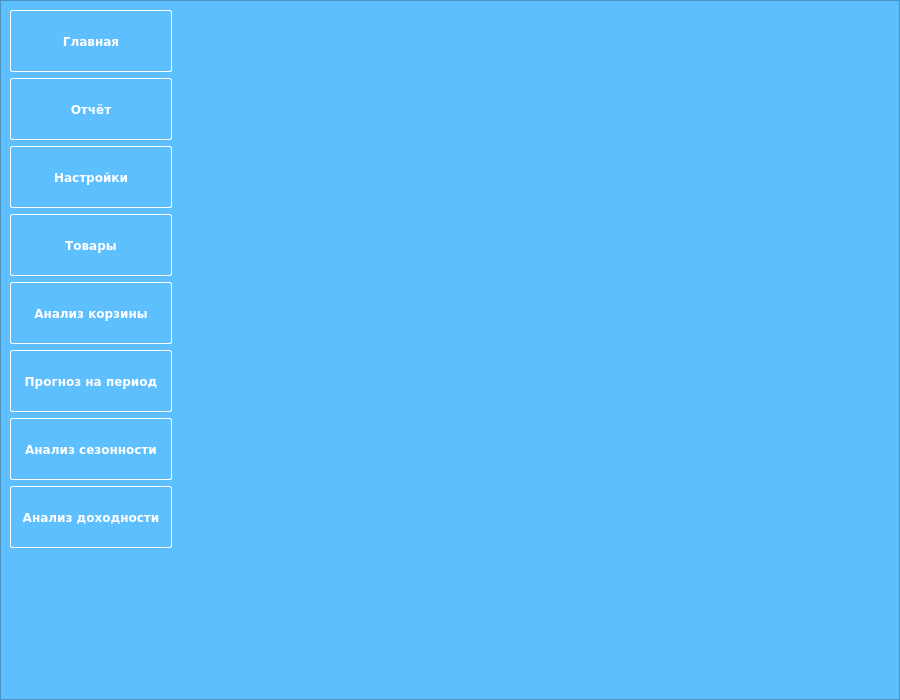
Above: design_dev.ui from miptivan/data_desktop before the change. Below: the same form after it.
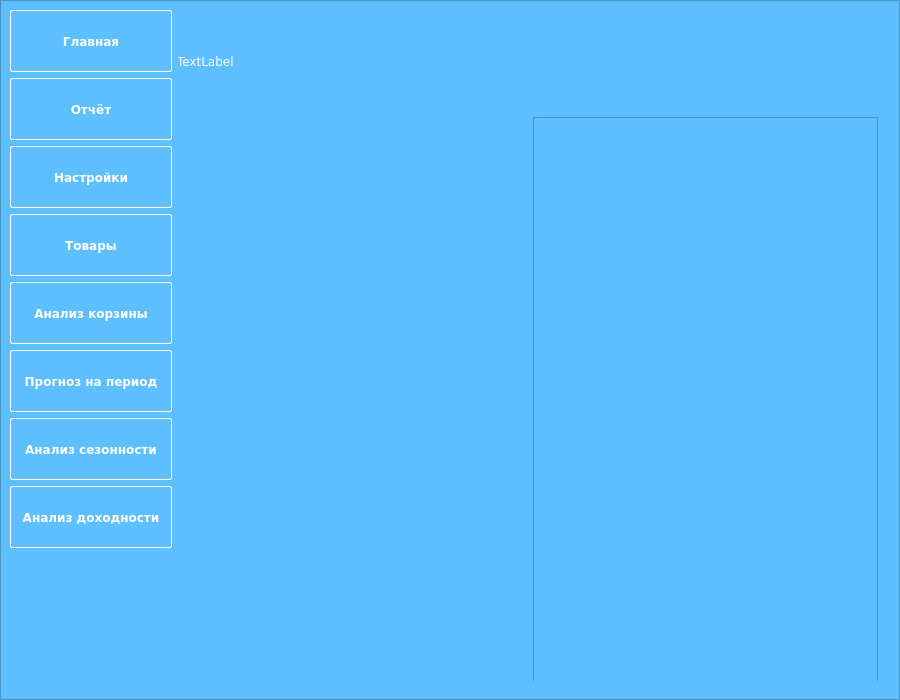
That is the form after the change. The open tabs and pages were chosen to show the change. Custom widgets are drawn as their Qt base class.

```diff
--- a/design_dev.ui
+++ b/design_dev.ui
@@ -1349,7 +1349,50 @@
           </item>
          </layout>
         </widget>
-        <widget class="QWidget" name="season_subpage"/>
+        <widget class="QWidget" name="season_subpage">
+         <widget class="QWidget" name="verticalLayoutWidget">
+          <property name="geometry">
+           <rect>
+            <x>-1</x>
+            <y>0</y>
+            <width>701</width>
+            <height>671</height>
+           </rect>
+          </property>
+          <layout class="QVBoxLayout" name="verticalLayout_8">
+           <item>
+            <widget class="QLabel" name="label_21">
+             <property name="minimumSize">
+              <size>
+               <width>200</width>
+               <height>100</height>
+              </size>
+             </property>
+             <property name="text">
+              <string>TextLabel</string>
+             </property>
+            </widget>
+           </item>
+           <item>
+            <layout class="QHBoxLayout" name="horizontalLayout_12">
+             <item>
+              <widget class="QWidget" name="widget_2" native="true">
+               <property name="minimumSize">
+                <size>
+                 <width>350</width>
+                 <height>0</height>
+                </size>
+               </property>
+              </widget>
+             </item>
+             <item>
+              <widget class="QTableWidget" name="tableWidget_8"/>
+             </item>
+            </layout>
+           </item>
+          </layout>
+         </widget>
+        </widget>
         <widget class="QWidget" name="abc_analysis">
          <widget class="QLabel" name="label_18">
           <property name="geometry">
```
Left out of the diff: 4 changed lines with no effect on the pictures.
